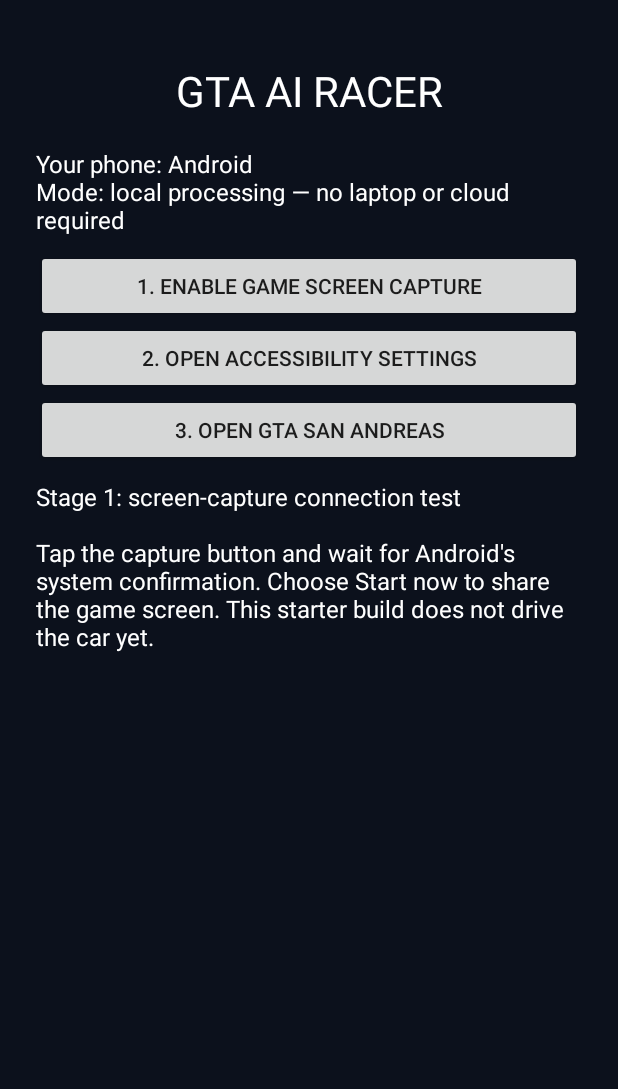
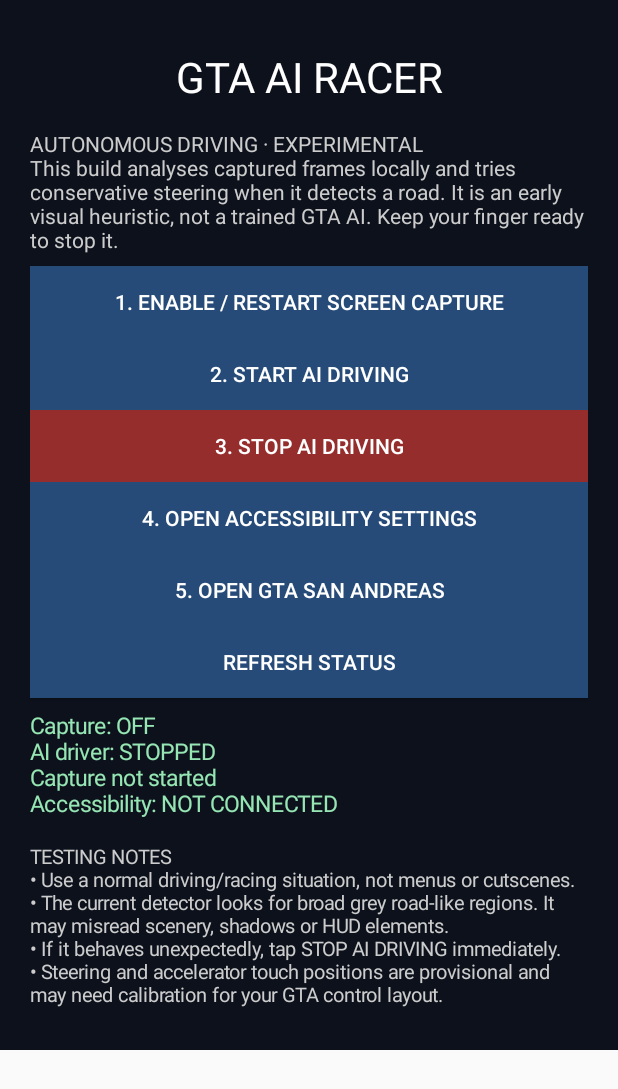
Before and after one commit to okorotriumphantchibuikem-del/GTA-AI-RACER, an Android app: the screen it shows after launch (MainActivity), on a phone screen of 412 x 824 dp. Shown: the top 1089 px of the screen. Run offline under Robolectric (Android 15) with nearby library versions, the phone set to English and light mode, and no system bars.

Commit message:
Add autonomous driving controls and status dashboard

```diff
--- a/app/src/main/java/com/gtairacer/MainActivity.kt
+++ b/app/src/main/java/com/gtairacer/MainActivity.kt
@@ -6,11 +6,12 @@ import android.media.projection.MediaProjectionManager
 import android.os.Build
 import android.os.Bundle
 import android.provider.Settings
+import android.graphics.Color
+import android.view.Gravity
 import android.widget.Button
 import android.widget.LinearLayout
+import android.widget.ScrollView
 import android.widget.TextView
-import android.view.Gravity
-import android.graphics.Color
 
 class MainActivity : Activity() {
     private val captureRequest = 4101
@@ -18,69 +19,101 @@ class MainActivity : Activity() {
 
     override fun onCreate(savedInstanceState: Bundle?) {
         super.onCreate(savedInstanceState)
-        val layout = LinearLayout(this).apply {
+        val content = LinearLayout(this).apply {
             orientation = LinearLayout.VERTICAL
-            setPadding(36, 48, 36, 36)
+            setPadding(30, 36, 30, 30)
             setBackgroundColor(Color.rgb(12, 17, 28))
         }
-        fun label(text: String, size: Float = 16f) = TextView(this).apply {
-            this.text = text
+        fun label(value: String, size: Float = 16f, color: Int = Color.WHITE) =
+            TextView(this).apply {
+                text = value
                 textSize = size
-            setTextColor(Color.WHITE)
-            setPadding(0, 14, 0, 14)
+                setTextColor(color)
+                setPadding(0, 12, 0, 12)
             }
 
-        val title = label("GTA AI RACER", 28f).apply { gravity = Gravity.CENTER }
-        status = label(
-            "Stage 1: screen-capture connection test\n\n" +
-            "Tap the capture button and wait for Android's system confirmation. " +
-            "Choose Start now to share the game screen. This starter build does not drive the car yet."
-        )
+        content.addView(label("GTA AI RACER", 28f).apply { gravity = Gravity.CENTER })
+        content.addView(label(
+            "AUTONOMOUS DRIVING · EXPERIMENTAL\n" +
+            "This build analyses captured frames locally and tries conservative steering when it detects a road. " +
+            "It is an early visual heuristic, not a trained GTA AI. Keep your finger ready to stop it.",
+            14f, Color.LTGRAY
+        ))
 
-        val capture = Button(this).apply {
-            text = "1. Enable game screen capture"
-            setOnClickListener {
-                isEnabled = false
-                status.text = "Waiting for Android screen-capture permission…\n\nWhen the system dialog appears, choose Start now. If it closes, return here and tap the button again."
+        content.addView(actionButton("1. ENABLE / RESTART SCREEN CAPTURE") {
+            if (CaptureService.captureActive) {
+                status.text = "Capture is already active. No need to request permission again."
+            } else {
+                status.text = "Waiting for Android screen-sharing permission… Choose Start now."
                 try {
                     val manager = getSystemService(MEDIA_PROJECTION_SERVICE) as MediaProjectionManager
                     startActivityForResult(manager.createScreenCaptureIntent(), captureRequest)
                 } catch (error: Exception) {
-                    status.text = "Could not open Android screen-capture permission: ${error.javaClass.simpleName}: ${error.message}"
-                } finally {
-                    isEnabled = true
+                    status.text = "Could not request capture: ${error.javaClass.simpleName}: ${error.message}"
                 }
             }
+        })
+        content.addView(actionButton("2. START AI DRIVING") {
+            if (!CaptureService.captureActive) {
+                status.text = "Screen capture is not active. Enable capture first."
+            } else if (CaptureService.enableAutoDrive()) {
+                status.text = "AI driving started. ${CaptureService.lastVisionStatus}"
+            } else {
+                status.text = "Accessibility service is not connected. Open accessibility settings and enable GTA AI RACER."
+            }
+        })
+        content.addView(actionButton("3. STOP AI DRIVING", Color.rgb(150, 45, 45)) {
+            CaptureService.disableAutoDrive()
+            status.text = "AI driving stopped. ${CaptureService.lastVisionStatus}"
+        })
+        content.addView(actionButton("4. OPEN ACCESSIBILITY SETTINGS") {
+            startActivity(Intent(Settings.ACTION_ACCESSIBILITY_SETTINGS))
+        })
+        content.addView(actionButton("5. OPEN GTA SAN ANDREAS") {
+            val launch = packageManager.getLaunchIntentForPackage("com.rockstargames.gtasa")
+            if (launch != null) startActivity(launch)
+            else status.text = "Game package not detected. Open GTA San Andreas manually."
+        })
+        content.addView(actionButton("REFRESH STATUS") { refreshStatus() })
+
+        status = label("Status: waiting for setup…", 15f, Color.rgb(150, 230, 180))
+        content.addView(status)
+        content.addView(label(
+            "TESTING NOTES\n" +
+            "• Use a normal driving/racing situation, not menus or cutscenes.\n" +
+            "• The current detector looks for broad grey road-like regions. It may misread scenery, shadows or HUD elements.\n" +
+            "• If it behaves unexpectedly, tap STOP AI DRIVING immediately.\n" +
+            "• Steering and accelerator touch positions are provisional and may need calibration for your GTA control layout.",
+            13f, Color.LTGRAY
+        ))
+        val scroll = ScrollView(this).apply { addView(content) }
+        setContentView(scroll)
     }
 
-        val accessibility = Button(this).apply {
-            text = "2. Open accessibility settings"
-            setOnClickListener { startActivity(Intent(Settings.ACTION_ACCESSIBILITY_SETTINGS)) }
+    private fun actionButton(textValue: String, backgroundColor: Int = Color.rgb(38, 75, 120), action: () -> Unit) =
+        Button(this).apply {
+            text = textValue
+            setTextColor(Color.WHITE)
+            setBackgroundColor(backgroundColor)
+            setOnClickListener { action() }
         }
 
-        val openGame = Button(this).apply {
-            text = "3. Open GTA San Andreas"
-            setOnClickListener {
-                val launch = packageManager.getLaunchIntentForPackage("com.rockstargames.gtasa")
-                if (launch != null) startActivity(launch)
-                else status.text = "GTA app not found under the standard package name. Open GTA manually; some editions use a different package."
-            }
+    private fun refreshStatus() {
+        status.text = "Capture: ${if (CaptureService.captureActive) "ACTIVE" else "OFF"}\n" +
+            "AI driver: ${if (CaptureService.autoDriveEnabled) "RUNNING" else "STOPPED"}\n" +
+            CaptureService.lastVisionStatus +
+            "\nAccessibility: ${if (GameAccessibilityService.instance != null) "CONNECTED" else "NOT CONNECTED"}"
     }
 
-        layout.addView(title)
-        layout.addView(label("Your phone: Android\nMode: local processing — no laptop or cloud required"))
-        layout.addView(capture)
-        layout.addView(accessibility)
-        layout.addView(openGame)
-        layout.addView(status)
-        setContentView(layout)
+    override fun onResume() {
+        super.onResume()
+        if (::status.isInitialized) refreshStatus()
     }
 
-    @Deprecated("Deprecated by Android but supported for this starter")
+    @Deprecated("Deprecated by Android but supported for this project")
     override fun onActivityResult(requestCode: Int, resultCode: Int, data: Intent?) {
         super.onActivityResult(requestCode, resultCode, data)
         if (requestCode != captureRequest) return
-
         if (resultCode == RESULT_OK && data != null) {
             try {
                 val service = Intent(this, CaptureService::class.java).apply {
@@ -88,12 +121,12 @@ class MainActivity : Activity() {
                     putExtra("projectionData", data)
                 }
                 if (Build.VERSION.SDK_INT >= 26) startForegroundService(service) else startService(service)
-                status.text = "Screen-capture permission granted. Starting capture service…"
+                status.text = "Permission granted. Starting the capture and vision service…"
             } catch (error: Exception) {
-                status.text = "Permission was granted, but capture service could not start: ${error.javaClass.simpleName}: ${error.message}"
+                status.text = "Could not start capture: ${error.javaClass.simpleName}: ${error.message}"
             }
         } else {
-            status.text = "Android closed or denied the screen-capture request. Tap button 1 again and choose Start now on the system dialog."
+            status.text = "Screen sharing was cancelled. Tap capture and choose Start now."
         }
     }
 }
```
Lines whose indentation alone changed are shown as unchanged.
